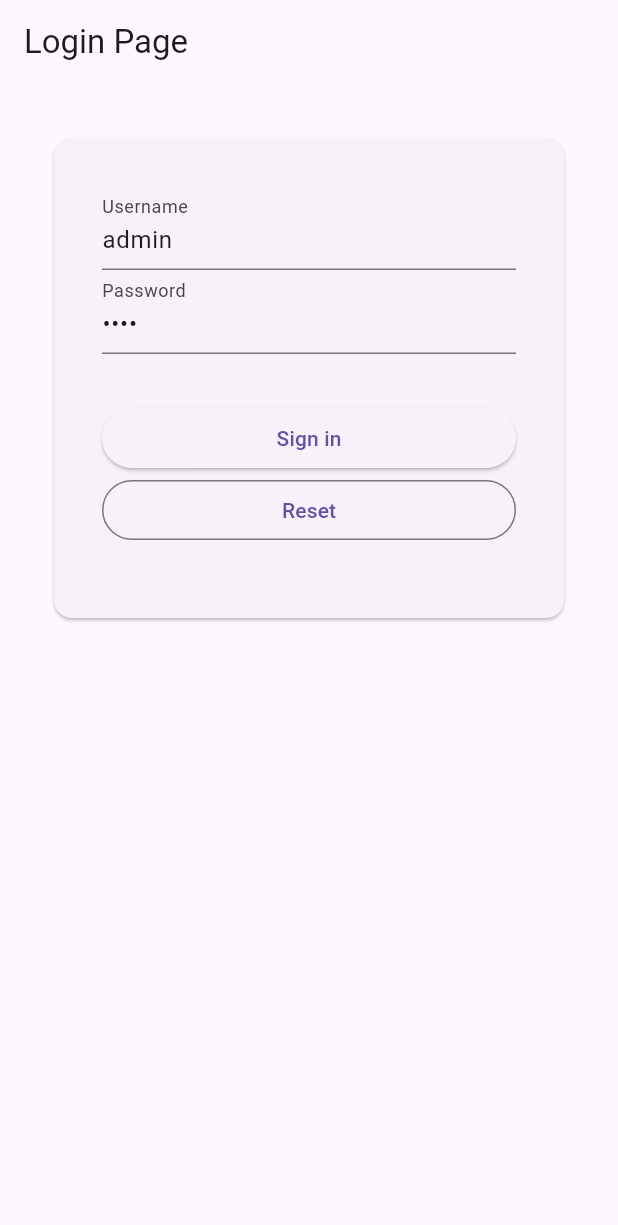
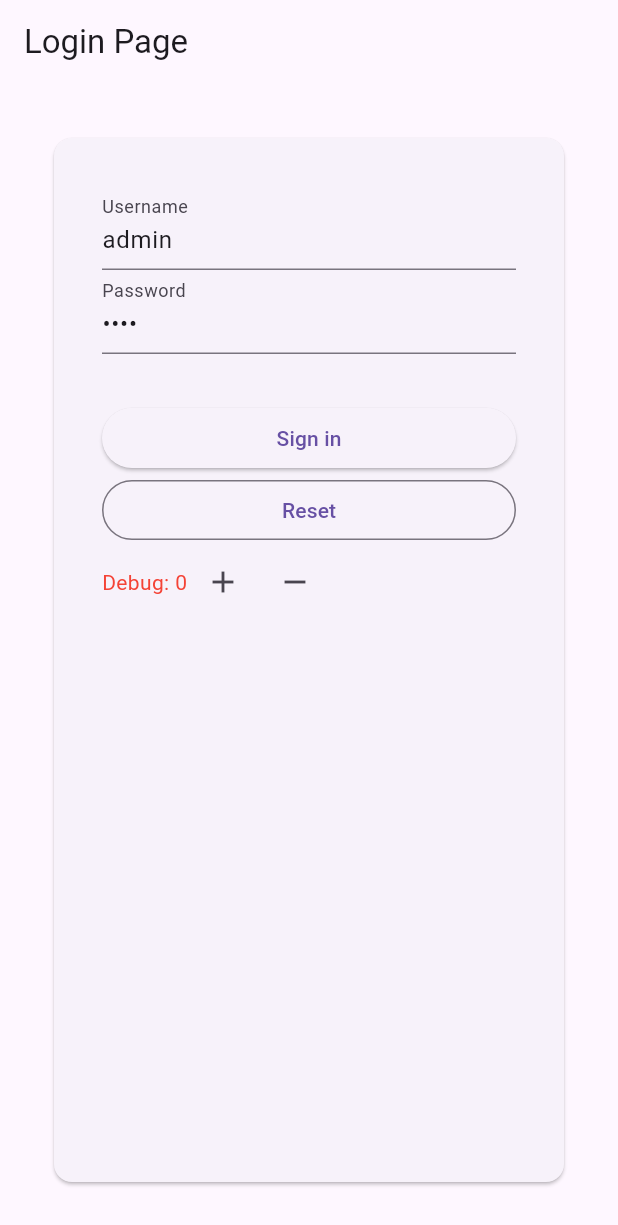
Before and after one commit to patt502090/flutter-playground, a Flutter app: the screen it shows after launch, on a phone screen of 412 x 824 dp. Shown: the top 1225 px of the screen. Run offline on Flutter 3.47's test engine with Material 3 defaults, Android fonts, the phone set to English and light mode, and no system bars.

Commit message:
feat: add debug counter to login page and adjust layout

```diff
--- a/lib/src/pages/login_page/login_page.dart
+++ b/lib/src/pages/login_page/login_page.dart
@@ -12,6 +12,7 @@ class LoginPage extends StatefulWidget {
 class _LoginPageState extends State<LoginPage> {
   final _usernameController = TextEditingController();
   final _passwordController = TextEditingController();
+  int count = 0;
 
   @override
   void initState() {
@@ -38,13 +39,35 @@ class _LoginPageState extends State<LoginPage> {
           child: Card(
             child: Container(
               padding: const EdgeInsets.all(32.0),
-              height: 320,
+              height: 800,
               child: Column(
                 crossAxisAlignment: CrossAxisAlignment.stretch,
                 children: [
                   ..._buildTextFields(),
                   const SizedBox(height: 32),
                   ..._buildButtons(),
+                  Row(
+                    children: [
+                      Text(
+                        "Debug: ${count}",
+                        style: const TextStyle(color: Colors.red),
+                      ),
+                      IconButton(
+                        onPressed: () {
+                          count = count + 1;
+                          setState(() {});
+                        },
+                        icon: const Icon(Icons.add),
+                      ),
+                      IconButton(
+                        onPressed: () {
+                          count = count - 1;
+                          setState(() {});
+                        },
+                        icon: const Icon(Icons.remove),
+                      ),
+                    ],
+                  ),
                 ],
               ),
             ),
@@ -55,12 +78,9 @@ class _LoginPageState extends State<LoginPage> {
   }
 
   void _handleClickLogin() {
-    print(
-      'Login: with ${_usernameController.text}',
-    );
+    print('Login: with ${_usernameController.text}');
     Navigator.pushNamed(context, AppRoute.home);
   }
-
 
   void _handleClickReset() {
     _usernameController.clear();
@@ -73,10 +93,7 @@ class _LoginPageState extends State<LoginPage> {
         onPressed: _handleClickLogin,
         child: const Text('Sign in'),
       ),
-      OutlinedButton(
-        onPressed: _handleClickReset,
-        child: const Text('Reset'),
-      ),
+      OutlinedButton(onPressed: _handleClickReset, child: const Text('Reset')),
     ];
   }
 
```
